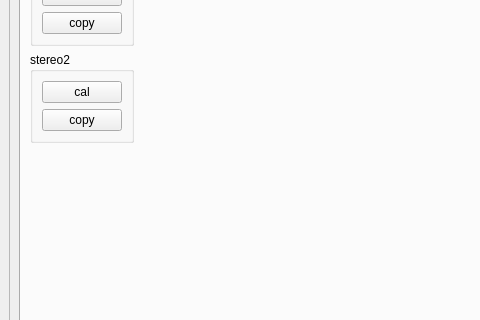
This is src/primo_dash/ui/main_window.ui in paulsammut/primo as Qt 5 draws it before an edit; both pictures show x 0 to 480 and y 312 to 632 of the 1200 by 773 pixel window. The edited form follows.
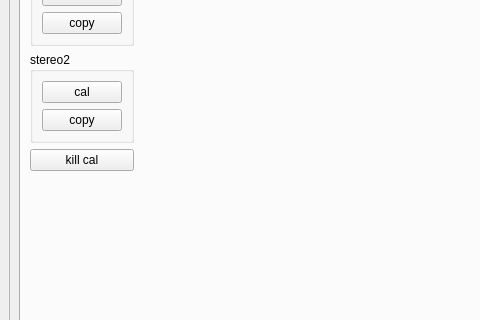
This is the edited form. Icons and pictures are not drawn.

What changed in the file:
```diff
--- a/src/primo_dash/ui/main_window.ui
+++ b/src/primo_dash/ui/main_window.ui
@@ -1354,7 +1354,7 @@
              </layout>
             </widget>
            </item>
-           <item row="0" column="1">
+           <item row="1" column="1">
             <spacer name="horizontalSpacer_5">
              <property name="orientation">
               <enum>Qt::Horizontal</enum>
@@ -1390,7 +1390,7 @@
              </layout>
             </widget>
            </item>
-           <item row="4" column="0">
+           <item row="6" column="0">
             <spacer name="verticalSpacer_7">
              <property name="orientation">
               <enum>Qt::Vertical</enum>
@@ -1449,6 +1449,13 @@
              </layout>
             </widget>
            </item>
+           <item row="5" column="0">
+            <widget class="QPushButton" name="pB_cal_kill">
+             <property name="text">
+              <string>kill cal</string>
+             </property>
+            </widget>
+           </item>
           </layout>
          </widget>
          <widget class="QWidget" name="tab_4">
```
Left out of the diff: 8 changed lines with no effect on the pictures.
